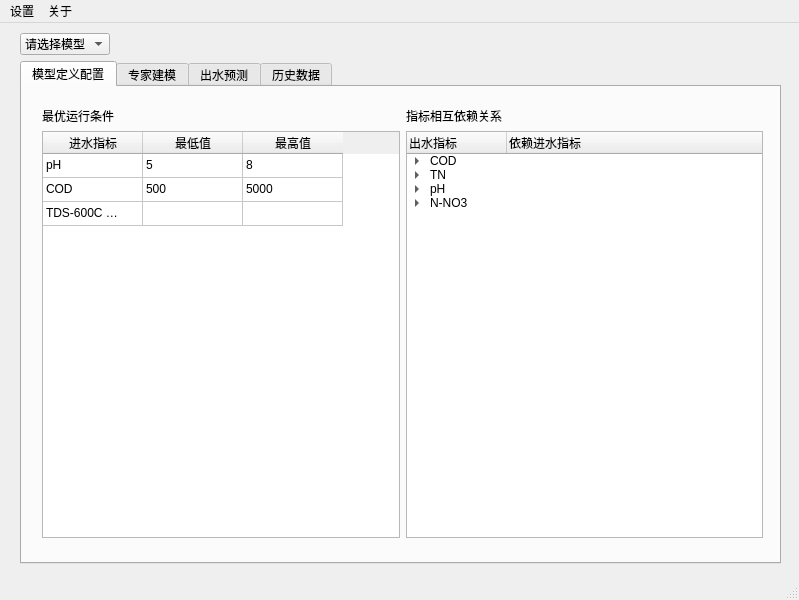
showdeyang/Juno5, file Juno.ui: the form before one commit.
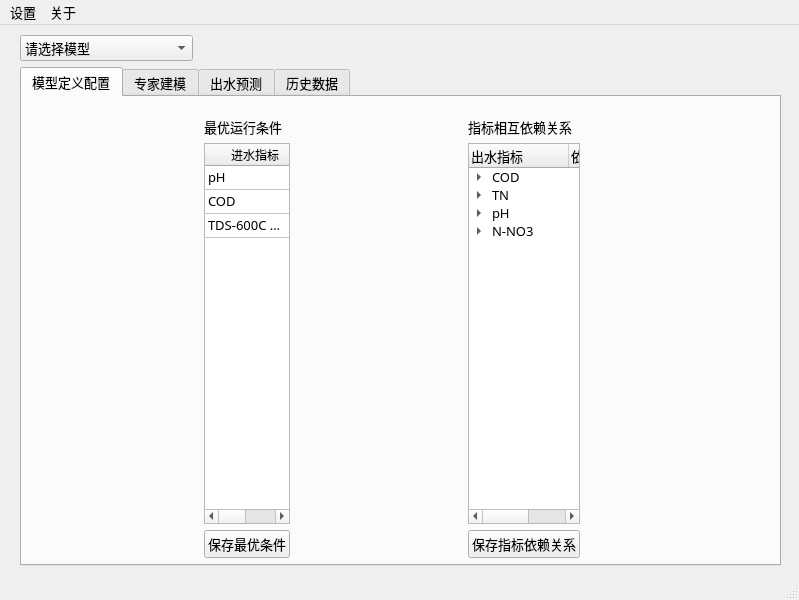
The form after the commit. Icons and pictures are not drawn.

Commit message: imitate table by using tkk.Entries

Diff of the .ui file:
```diff
--- a/Juno.ui
+++ b/Juno.ui
@@ -10,6 +10,18 @@
     <height>600</height>
    </rect>
   </property>
+  <property name="sizePolicy">
+   <sizepolicy hsizetype="Preferred" vsizetype="Preferred">
+    <horstretch>50</horstretch>
+    <verstretch>0</verstretch>
+   </sizepolicy>
+  </property>
+  <property name="font">
+   <font>
+    <family>微软雅黑</family>
+    <pointsize>10</pointsize>
+   </font>
+  </property>
   <property name="windowTitle">
    <string>Juno</string>
   </property>
@@ -18,7 +30,13 @@
     <normaloff>assets/juneng.png</normaloff>assets/juneng.png</iconset>
   </property>
   <widget class="QWidget" name="centralwidget">
-   <widget class="QWidget" name="">
+   <property name="maximumSize">
+    <size>
+     <width>799</width>
+     <height>551</height>
+    </size>
+   </property>
+   <widget class="QWidget" name="layoutWidget">
     <property name="geometry">
      <rect>
       <x>20</x>
@@ -28,8 +46,14 @@
      </rect>
     </property>
     <layout class="QVBoxLayout" name="verticalLayout_3">
+     <property name="sizeConstraint">
+      <enum>QLayout::SetNoConstraint</enum>
+     </property>
      <item>
       <layout class="QHBoxLayout" name="horizontalLayout">
+       <property name="sizeConstraint">
+        <enum>QLayout::SetMinimumSize</enum>
+       </property>
        <item>
         <widget class="QComboBox" name="modelOptionComboBox">
          <property name="currentText">
@@ -57,6 +81,9 @@
          <property name="orientation">
           <enum>Qt::Horizontal</enum>
          </property>
+         <property name="sizeType">
+          <enum>QSizePolicy::Preferred</enum>
+         </property>
          <property name="sizeHint" stdset="0">
           <size>
            <width>588</width>
@@ -69,6 +96,18 @@
      </item>
      <item>
       <widget class="QTabWidget" name="tabWidget">
+       <property name="sizePolicy">
+        <sizepolicy hsizetype="Minimum" vsizetype="Expanding">
+         <horstretch>0</horstretch>
+         <verstretch>0</verstretch>
+        </sizepolicy>
+       </property>
+       <property name="font">
+        <font>
+         <family>微软雅黑</family>
+         <pointsize>10</pointsize>
+        </font>
+       </property>
        <property name="tabPosition">
         <enum>QTabWidget::North</enum>
        </property>
@@ -82,19 +121,28 @@
         <bool>true</bool>
        </property>
        <widget class="QWidget" name="configTab">
+        <property name="sizePolicy">
+         <sizepolicy hsizetype="Maximum" vsizetype="Maximum">
+          <horstretch>0</horstretch>
+          <verstretch>0</verstretch>
+         </sizepolicy>
+        </property>
         <attribute name="title">
          <string>模型定义配置</string>
         </attribute>
-        <widget class="QWidget" name="">
+        <widget class="QWidget" name="layoutWidget">
          <property name="geometry">
           <rect>
-           <x>20</x>
+           <x>10</x>
            <y>20</y>
            <width>721</width>
-           <height>431</height>
+           <height>441</height>
           </rect>
          </property>
          <layout class="QHBoxLayout" name="horizontalLayout_2">
+          <property name="sizeConstraint">
+           <enum>QLayout::SetNoConstraint</enum>
+          </property>
           <item>
            <layout class="QVBoxLayout" name="verticalLayout">
             <item>
@@ -107,11 +155,17 @@
             <item>
              <widget class="QTableWidget" name="optTableWidget">
               <property name="sizePolicy">
-               <sizepolicy hsizetype="Expanding" vsizetype="Expanding">
+               <sizepolicy hsizetype="Maximum" vsizetype="Expanding">
                 <horstretch>0</horstretch>
                 <verstretch>0</verstretch>
                </sizepolicy>
               </property>
+              <property name="maximumSize">
+               <size>
+                <width>16777215</width>
+                <height>700</height>
+               </size>
+              </property>
               <property name="sizeAdjustPolicy">
                <enum>QAbstractScrollArea::AdjustToContents</enum>
               </property>
@@ -164,6 +218,13 @@
                <property name="text">
                 <string>进水指标</string>
                </property>
+               <property name="background">
+                <color>
+                 <red>245</red>
+                 <green>245</green>
+                 <blue>245</blue>
+                </color>
+               </property>
               </column>
               <column>
                <property name="text">
@@ -215,6 +276,19 @@
               </item>
              </widget>
             </item>
+            <item>
+             <widget class="QPushButton" name="saveOptButton">
+              <property name="sizePolicy">
+               <sizepolicy hsizetype="Fixed" vsizetype="Fixed">
+                <horstretch>0</horstretch>
+                <verstretch>0</verstretch>
+               </sizepolicy>
+              </property>
+              <property name="text">
+               <string>保存最优条件</string>
+              </property>
+             </widget>
+            </item>
            </layout>
           </item>
           <item>
@@ -228,6 +302,18 @@
             </item>
             <item>
              <widget class="QTreeWidget" name="treeWidget">
+              <property name="sizePolicy">
+               <sizepolicy hsizetype="Maximum" vsizetype="Expanding">
+                <horstretch>0</horstretch>
+                <verstretch>0</verstretch>
+               </sizepolicy>
+              </property>
+              <property name="maximumSize">
+               <size>
+                <width>16777215</width>
+                <height>402</height>
+               </size>
+              </property>
               <column>
                <property name="text">
                 <string>出水指标</string>
@@ -311,6 +397,19 @@
               </item>
              </widget>
             </item>
+            <item>
+             <widget class="QPushButton" name="depButton">
+              <property name="sizePolicy">
+               <sizepolicy hsizetype="Maximum" vsizetype="Fixed">
+                <horstretch>0</horstretch>
+                <verstretch>0</verstretch>
+               </sizepolicy>
+              </property>
+              <property name="text">
+               <string>保存指标依赖关系</string>
+              </property>
+             </widget>
+            </item>
            </layout>
           </item>
          </layout>
@@ -342,7 +441,7 @@
      <x>0</x>
      <y>0</y>
      <width>799</width>
-     <height>28</height>
+     <height>23</height>
     </rect>
    </property>
    <widget class="QMenu" name="configMenu">
```
The commit also changes 1 other file.
